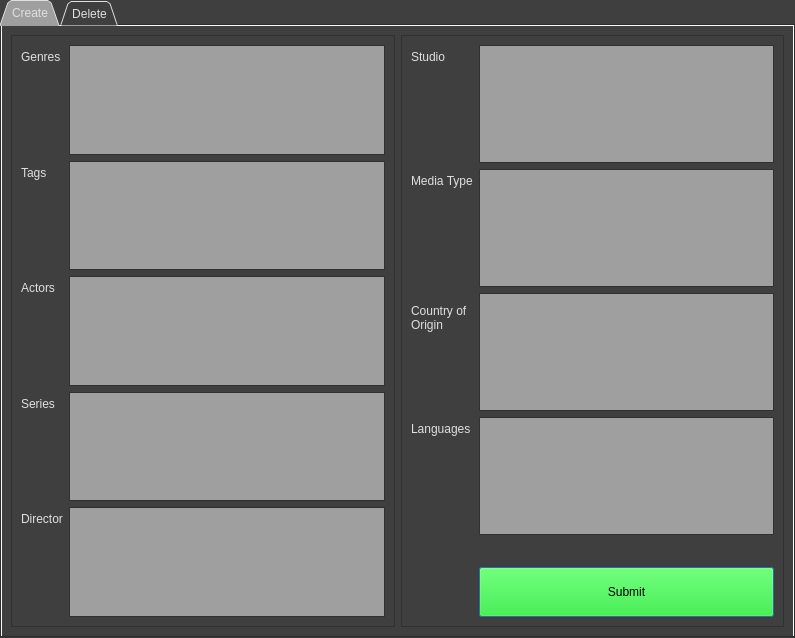
First picture: the form in ui/create_delete_ui.ui, repository rexosorous/media-organizer, before the edit.
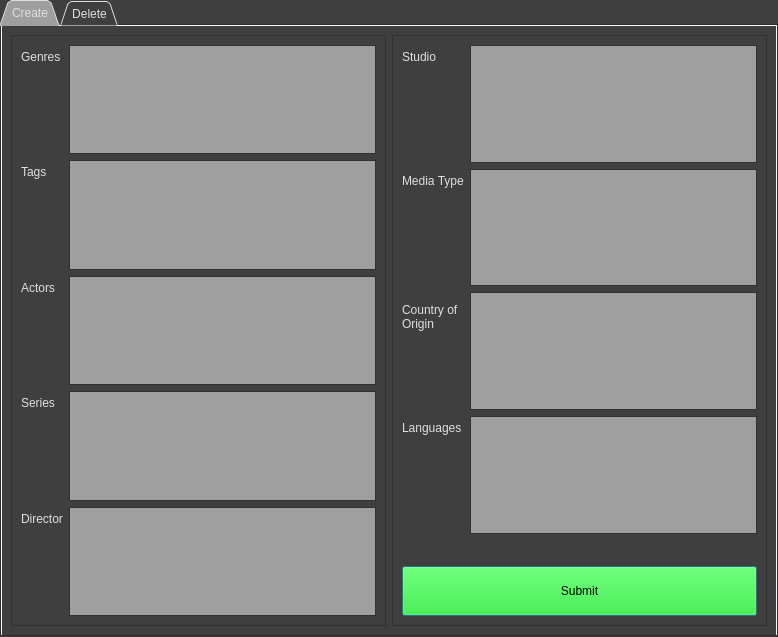
Second picture: the form after the edit.

Commit message: added a create window, but still waiting on some logic to finish it

The edit to the form file:
```diff
--- a/ui/create_delete_ui.ui
+++ b/ui/create_delete_ui.ui
@@ -9,8 +9,8 @@
    <rect>
     <x>0</x>
     <y>0</y>
-    <width>795</width>
-    <height>638</height>
+    <width>778</width>
+    <height>558</height>
    </rect>
   </property>
   <property name="palette">
@@ -352,35 +352,6 @@
             </property>
            </widget>
           </item>
-          <item row="7" column="1">
-           <widget class="QPushButton" name="submit_create">
-            <property name="minimumSize">
-             <size>
-              <width>50</width>
-              <height>50</height>
-             </size>
-            </property>
-            <property name="styleSheet">
-             <string notr="true">background:rgb(0, 255, 0);</string>
-            </property>
-            <property name="text">
-             <string>Submit</string>
-            </property>
-           </widget>
-          </item>
-          <item row="6" column="1">
-           <spacer name="horizontalSpacer">
-            <property name="orientation">
-             <enum>Qt::Horizontal</enum>
-            </property>
-            <property name="sizeHint" stdset="0">
-             <size>
-              <width>40</width>
-              <height>20</height>
-             </size>
-            </property>
-           </spacer>
-          </item>
           <item row="2" column="1">
            <widget class="QTextEdit" name="country_create">
             <property name="tabChangesFocus">
@@ -410,6 +381,35 @@
             </property>
            </widget>
           </item>
+          <item row="7" column="0" colspan="2">
+           <widget class="QPushButton" name="submit_create">
+            <property name="minimumSize">
+             <size>
+              <width>50</width>
+              <height>50</height>
+             </size>
+            </property>
+            <property name="styleSheet">
+             <string notr="true">background:rgb(0, 255, 0);</string>
+            </property>
+            <property name="text">
+             <string>Submit</string>
+            </property>
+           </widget>
+          </item>
+          <item row="6" column="0" colspan="2">
+           <spacer name="horizontalSpacer">
+            <property name="orientation">
+             <enum>Qt::Horizontal</enum>
+            </property>
+            <property name="sizeHint" stdset="0">
+             <size>
+              <width>40</width>
+              <height>20</height>
+             </size>
+            </property>
+           </spacer>
+          </item>
          </layout>
         </widget>
        </item>
```
Left out of the diff: 58 changed lines with no effect on the pictures. The commit also changes 7 other files.
